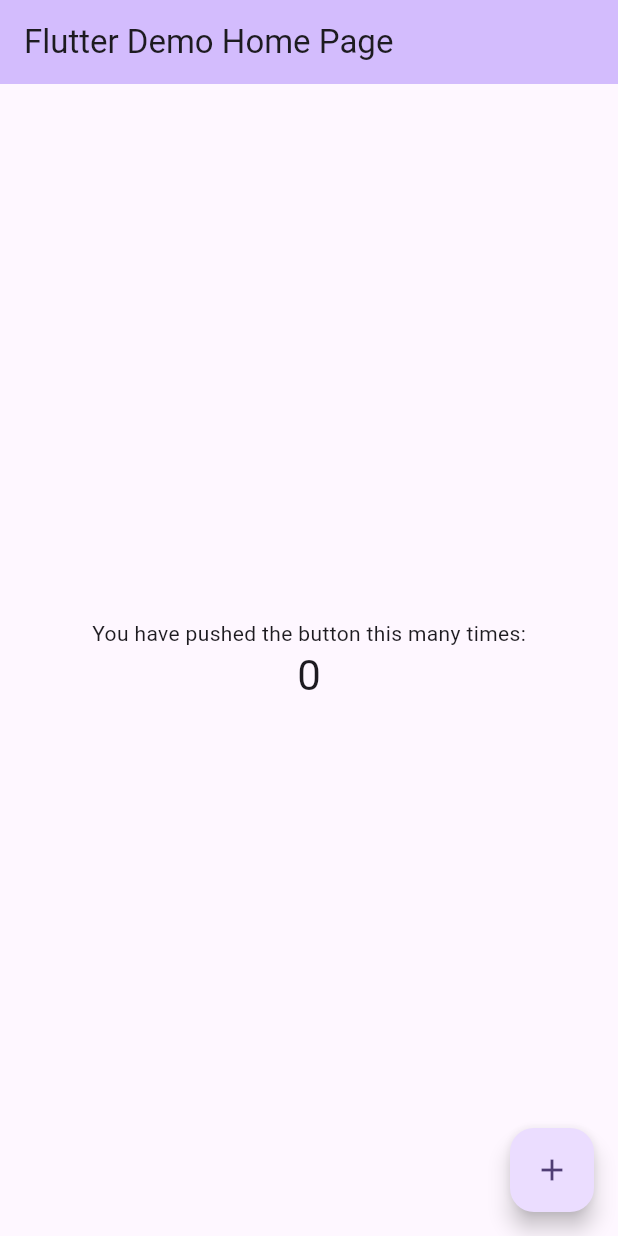
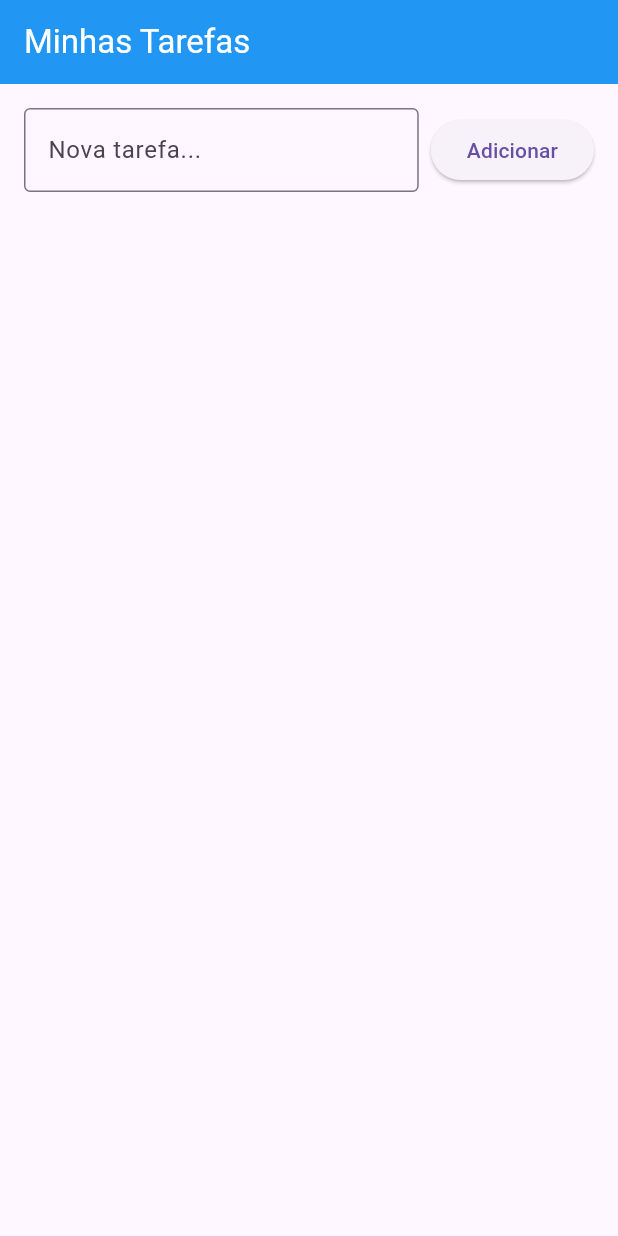
Before and after one commit to kaiohs333/flutter-task-manager-sqlite, a Flutter app: the screen it shows after launch, on a phone screen of 412 x 824 dp. Run offline on Flutter 3.47's test engine with Material 3 defaults, Android fonts, the phone set to English and light mode, and no system bars; our stand-ins replace sqflite; accounts and stored records are empty.

Commit message:
Implement task management features with Task model, Database service, and TaskList screen

```diff
--- a/lib/main.dart
+++ b/lib/main.dart
@@ -1,122 +1,25 @@
 import 'package:flutter/material.dart';
+import 'screens/task_list_screen.dart';
 
 void main() {
   runApp(const MyApp());
 }
 
 class MyApp extends StatelessWidget {
-  const MyApp({super.key});
+  const MyApp({Key? key}) : super(key: key);
 
-  // This widget is the root of your application.
   @override
   Widget build(BuildContext context) {
     return MaterialApp(
-      title: 'Flutter Demo',
+      title: 'Task Manager',
       theme: ThemeData(
-        // This is the theme of your application.
-        //
-        // TRY THIS: Try running your application with "flutter run". You'll see
-        // the application has a purple toolbar. Then, without quitting the app,
-        // try changing the seedColor in the colorScheme below to Colors.green
-        // and then invoke "hot reload" (save your changes or press the "hot
-        // reload" button in a Flutter-supported IDE, or press "r" if you used
-        // the command line to start the app).
-        //
-        // Notice that the counter didn't reset back to zero; the application
-        // state is not lost during the reload. To reset the state, use hot
-        // restart instead.
-        //
-        // This works for code too, not just values: Most code changes can be
-        // tested with just a hot reload.
-        colorScheme: ColorScheme.fromSeed(seedColor: Colors.deepPurple),
+        primarySwatch: Colors.blue,
+        appBarTheme: const AppBarTheme(
+          backgroundColor: Colors.blue,
+          foregroundColor: Colors.white,
+        ),
       ),
-      home: const MyHomePage(title: 'Flutter Demo Home Page'),
+      home: const TaskListScreen(),
     );
   }
 }
-
-class MyHomePage extends StatefulWidget {
-  const MyHomePage({super.key, required this.title});
-
-  // This widget is the home page of your application. It is stateful, meaning
-  // that it has a State object (defined below) that contains fields that affect
-  // how it looks.
-
-  // This class is the configuration for the state. It holds the values (in this
-  // case the title) provided by the parent (in this case the App widget) and
-  // used by the build method of the State. Fields in a Widget subclass are
-  // always marked "final".
-
-  final String title;
-
-  @override
-  State<MyHomePage> createState() => _MyHomePageState();
-}
-
-class _MyHomePageState extends State<MyHomePage> {
-  int _counter = 0;
-
-  void _incrementCounter() {
-    setState(() {
-      // This call to setState tells the Flutter framework that something has
-      // changed in this State, which causes it to rerun the build method below
-      // so that the display can reflect the updated values. If we changed
-      // _counter without calling setState(), then the build method would not be
-      // called again, and so nothing would appear to happen.
-      _counter++;
-    });
-  }
-
-  @override
-  Widget build(BuildContext context) {
-    // This method is rerun every time setState is called, for instance as done
-    // by the _incrementCounter method above.
-    //
-    // The Flutter framework has been optimized to make rerunning build methods
-    // fast, so that you can just rebuild anything that needs updating rather
-    // than having to individually change instances of widgets.
-    return Scaffold(
-      appBar: AppBar(
-        // TRY THIS: Try changing the color here to a specific color (to
-        // Colors.amber, perhaps?) and trigger a hot reload to see the AppBar
-        // change color while the other colors stay the same.
-        backgroundColor: Theme.of(context).colorScheme.inversePrimary,
-        // Here we take the value from the MyHomePage object that was created by
-        // the App.build method, and use it to set our appbar title.
-        title: Text(widget.title),
-      ),
-      body: Center(
-        // Center is a layout widget. It takes a single child and positions it
-        // in the middle of the parent.
-        child: Column(
-          // Column is also a layout widget. It takes a list of children and
-          // arranges them vertically. By default, it sizes itself to fit its
-          // children horizontally, and tries to be as tall as its parent.
-          //
-          // Column has various properties to control how it sizes itself and
-          // how it positions its children. Here we use mainAxisAlignment to
-          // center the children vertically; the main axis here is the vertical
-          // axis because Columns are vertical (the cross axis would be
-          // horizontal).
-          //
-          // TRY THIS: Invoke "debug painting" (choose the "Toggle Debug Paint"
-          // action in the IDE, or press "p" in the console), to see the
-          // wireframe for each widget.
-          mainAxisAlignment: MainAxisAlignment.center,
-          children: <Widget>[
-            const Text('You have pushed the button this many times:'),
-            Text(
-              '$_counter',
-              style: Theme.of(context).textTheme.headlineMedium,
-            ),
-          ],
-        ),
-      ),
-      floatingActionButton: FloatingActionButton(
-        onPressed: _incrementCounter,
-        tooltip: 'Increment',
-        child: const Icon(Icons.add),
-      ), // This trailing comma makes auto-formatting nicer for build methods.
-    );
-  }
-}
--- /dev/null
+++ b/lib/models/task.dart
@@ -0,0 +1,58 @@
+import 'package:uuid/uuid.dart';
+
+class Task {
+  final String id;
+  final String title;
+  final String description;
+  final bool completed;
+  final String priority;
+  final DateTime createdAt;
+
+  Task({
+    String? id,
+    required this.title,
+    this.description = '',
+    this.completed = false,
+    this.priority = 'medium',
+    DateTime? createdAt,
+  })  : id = id ?? const Uuid().v4(),
+        createdAt = createdAt ?? DateTime.now();
+
+  Map<String, dynamic> toMap() {
+    return {
+      'id': id,
+      'title': title,
+      'description': description,
+      'completed': completed ? 1 : 0,
+      'priority': priority,
+      'createdAt': createdAt.toIso8601String(),
+    };
+  }
+
+  factory Task.fromMap(Map<String, dynamic> map) {
+    return Task(
+      id: map['id'],
+      title: map['title'],
+      description: map['description'] ?? '',
+      completed: map['completed'] == 1,
+      priority: map['priority'] ?? 'medium',
+      createdAt: DateTime.parse(map['createdAt']),
+    );
+  }
+
+  Task copyWith({
+    String? title,
+    String? description,
+    bool? completed,
+    String? priority,
+  }) {
+    return Task(
+      id: id,
+      title: title ?? this.title,
+      description: description ?? this.description,
+      completed: completed ?? this.completed,
+      priority: priority ?? this.priority,
+      createdAt: createdAt,
+    );
+  }
+}
--- /dev/null
+++ b/lib/screens/task_list_screen.dart
@@ -0,0 +1,109 @@
+import 'package:flutter/material.dart';
+import '../models/task.dart';
+import '../services/database_service.dart';
+
+class TaskListScreen extends StatefulWidget {
+  const TaskListScreen({Key? key}) : super(key: key);
+
+  @override
+  State<TaskListScreen> createState() => _TaskListScreenState();
+}
+
+class _TaskListScreenState extends State<TaskListScreen> {
+  List<Task> _tasks = [];
+  final _titleController = TextEditingController();
+
+  @override
+  void initState() {
+    super.initState();
+    _loadTasks();
+  }
+
+  Future<void> _loadTasks() async {
+    final tasks = await DatabaseService.instance.readAll();
+    setState(() => _tasks = tasks);
+  }
+
+  Future<void> _addTask() async {
+    if (_titleController.text.trim().isEmpty) return;
+
+    final task = Task(title: _titleController.text.trim());
+    await DatabaseService.instance.create(task);
+    _titleController.clear();
+    _loadTasks();
+  }
+
+  Future<void> _toggleTask(Task task) async {
+    final updated = task.copyWith(completed: !task.completed);
+    await DatabaseService.instance.update(updated);
+    _loadTasks();
+  }
+
+  Future<void> _deleteTask(String id) async {
+    await DatabaseService.instance.delete(id);
+    _loadTasks();
+  }
+
+  @override
+  Widget build(BuildContext context) {
+    return Scaffold(
+      appBar: AppBar(
+        title: const Text('Minhas Tarefas'),
+        backgroundColor: Colors.blue,
+        foregroundColor: Colors.white,
+      ),
+      body: Column(
+        children: [
+          Padding(
+            padding: const EdgeInsets.all(16),
+            child: Row(
+              children: [
+                Expanded(
+                  child: TextField(
+                    controller: _titleController,
+                    decoration: const InputDecoration(
+                      hintText: 'Nova tarefa...',
+                      border: OutlineInputBorder(),
+                    ),
+                    onSubmitted: (_) => _addTask(),
+                  ),
+                ),
+                const SizedBox(width: 8),
+                ElevatedButton(
+                  onPressed: _addTask,
+                  child: const Text('Adicionar'),
+                ),
+              ],
+            ),
+          ),
+          Expanded(
+            child: ListView.builder(
+              itemCount: _tasks.length,
+              itemBuilder: (context, index) {
+                final task = _tasks[index];
+                return ListTile(
+                  leading: Checkbox(
+                    value: task.completed,
+                    onChanged: (_) => _toggleTask(task),
+                  ),
+                  title: Text(
+                    task.title,
+                    style: TextStyle(
+                      decoration: task.completed
+                          ? TextDecoration.lineThrough
+                          : null,
+                    ),
+                  ),
+                  trailing: IconButton(
+                    icon: const Icon(Icons.delete, color: Colors.red),
+                    onPressed: () => _deleteTask(task.id),
+                  ),
+                );
+              },
+            ),
+          ),
+        ],
+      ),
+    );
+  }
+}
```
Also changed, not shown: lib/services/database_service.dart (added, +86 -0 lines).
